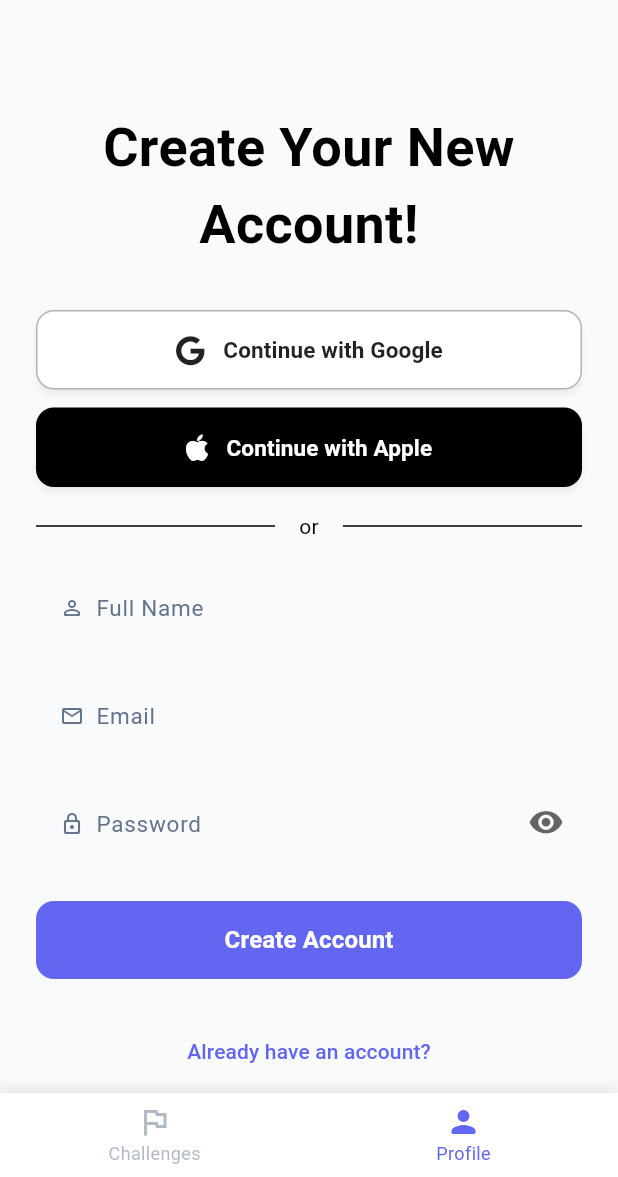
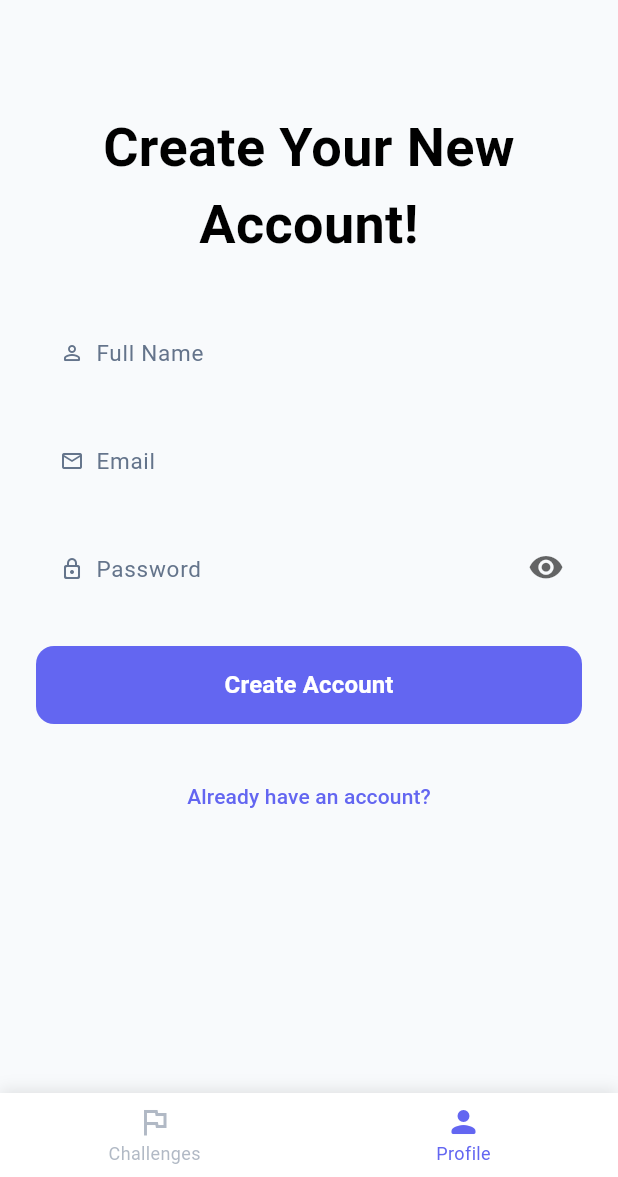
Before and after one commit to MainChallengeApp/unite_up, a Flutter app: the screen it shows after launch, on a phone screen of 412 x 824 dp, the part 59-1236 px from its top. Run offline on Flutter 3.47's test engine with Material 3 defaults, Android fonts, the phone set to English and light mode, and no system bars; our stand-ins replace easy_localization, flutter_dotenv, flutter_slidable, font_awesome_flutter, go_router, supabase_flutter and 1 more; missing offline and left inert: dart:html, dart:ui_web; accounts and stored records are empty.

Commit message:
feat: remove google and apple login for now

```diff
--- a/lib/widgets/auth_form.dart
+++ b/lib/widgets/auth_form.dart
@@ -1,9 +1,10 @@
 import 'package:easy_localization/easy_localization.dart';
 import 'package:flutter/material.dart';
 import 'package:unite_up/core/constants/app_constants.dart';
-import 'package:unite_up/enums/auth_provider_enum.dart';
+// TODO: Re-enable when Google/Apple login is configured
+// import 'package:unite_up/enums/auth_provider_enum.dart';
 import 'package:unite_up/widgets/custom_text_field.dart';
-import 'package:unite_up/widgets/social_login_button.dart';
+// import 'package:unite_up/widgets/social_login_button.dart';
 
 class AuthForm extends StatefulWidget {
   final bool isLoginMode;
@@ -76,10 +77,11 @@ class _AuthFormState extends State<AuthForm> {
             const SizedBox(height: AppSizes.spacing32),
             _buildTitle(),
             const SizedBox(height: AppSizes.spacing32),
-            _buildSocialLoginButtons(),
-            const SizedBox(height: AppSizes.spacing16),
-            _buildDivider(),
-            const SizedBox(height: AppSizes.spacing16),
+            // TODO: Re-enable when Google/Apple login is configured
+            // _buildSocialLoginButtons(),
+            // const SizedBox(height: AppSizes.spacing16),
+            // _buildDivider(),
+            // const SizedBox(height: AppSizes.spacing16),
             if (!widget.isLoginMode) ...[
               _buildNameField(),
               const SizedBox(height: AppSizes.spacing16),
@@ -191,38 +193,40 @@ class _AuthFormState extends State<AuthForm> {
     );
   }
 
-  Widget _buildDivider() {
-    return Row(
-      children: [
-        const Expanded(child: Divider()),
-        Padding(
-          padding: const EdgeInsets.symmetric(horizontal: AppSizes.spacing16),
-          child: Text('common.or'.tr(), style: AppTextStyles.baseMedium),
-        ),
-        const Expanded(child: Divider()),
-      ],
-    );
-  }
+  // TODO: Re-enable when Google/Apple login is configured
+  // Widget _buildDivider() {
+  //   return Row(
+  //     children: [
+  //       const Expanded(child: Divider()),
+  //       Padding(
+  //         padding: const EdgeInsets.symmetric(horizontal: AppSizes.spacing16),
+  //         child: Text('common.or'.tr(), style: AppTextStyles.baseMedium),
+  //       ),
+  //       const Expanded(child: Divider()),
+  //     ],
+  //   );
+  // }
 
-  Widget _buildSocialLoginButtons() {
-    return Column(
-      children: [
-        if (widget.onGoogleSignIn != null)
-          SocialLoginButton(
-            provider: AuthProviderEnum.google,
-            onPressed: widget.onGoogleSignIn!,
-            isLoading: widget.isGoogleLoading,
-          ),
-        const SizedBox(height: AppSizes.spacing12),
-        if (widget.onAppleSignIn != null)
-          SocialLoginButton(
-            provider: AuthProviderEnum.apple,
-            onPressed: widget.onAppleSignIn!,
-            isLoading: widget.isAppleLoading,
-          ),
-      ],
-    );
-  }
+  // TODO: Re-enable when Google/Apple login is configured
+  // Widget _buildSocialLoginButtons() {
+  //   return Column(
+  //     children: [
+  //       if (widget.onGoogleSignIn != null)
+  //         SocialLoginButton(
+  //           provider: AuthProviderEnum.google,
+  //           onPressed: widget.onGoogleSignIn!,
+  //           isLoading: widget.isGoogleLoading,
+  //         ),
+  //       const SizedBox(height: AppSizes.spacing12),
+  //       if (widget.onAppleSignIn != null)
+  //         SocialLoginButton(
+  //           provider: AuthProviderEnum.apple,
+  //           onPressed: widget.onAppleSignIn!,
+  //           isLoading: widget.isAppleLoading,
+  //         ),
+  //     ],
+  //   );
+  // }
 
   Widget _buildToggleButton() {
     return Builder(
```
Also changed, not shown: lib/pages/auth_page.dart (+34 -31 lines).
